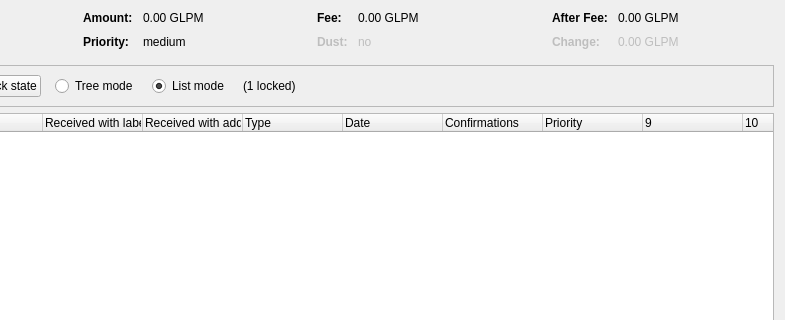
First picture: the form in src/qt/forms/coincontroldialog.ui, repository MCLXI/placeholder, before the edit; both pictures show x 169 to 954 and y 0 to 320 of the 954 by 500 pixel window.
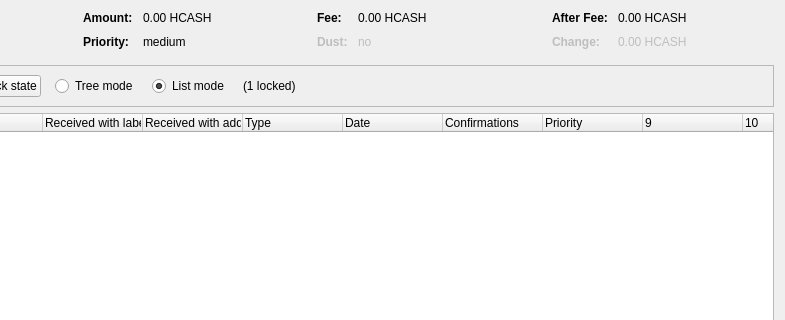
Second picture: the form after the edit. Custom widgets are drawn as their Qt base class.

The edit to the form file:
```diff
--- a/src/qt/forms/coincontroldialog.ui
+++ b/src/qt/forms/coincontroldialog.ui
@@ -132,7 +132,7 @@
           <enum>Qt::ActionsContextMenu</enum>
          </property>
          <property name="text">
-          <string notr="true">0.00 GLPM</string>
+          <string notr="true">0.00 HCASH</string>
          </property>
          <property name="textInteractionFlags">
           <set>Qt::LinksAccessibleByMouse|Qt::TextSelectableByKeyboard|Qt::TextSelectableByMouse</set>
@@ -206,7 +206,7 @@
           <enum>Qt::ActionsContextMenu</enum>
          </property>
          <property name="text">
-          <string notr="true">0.00 GLPM</string>
+          <string notr="true">0.00 HCASH</string>
          </property>
          <property name="textInteractionFlags">
           <set>Qt::LinksAccessibleByMouse|Qt::TextSelectableByKeyboard|Qt::TextSelectableByMouse</set>
@@ -286,7 +286,7 @@
           <enum>Qt::ActionsContextMenu</enum>
          </property>
          <property name="text">
-          <string notr="true">0.00 GLPM</string>
+          <string notr="true">0.00 HCASH</string>
          </property>
          <property name="textInteractionFlags">
           <set>Qt::LinksAccessibleByMouse|Qt::TextSelectableByKeyboard|Qt::TextSelectableByMouse</set>
@@ -321,7 +321,7 @@
           <enum>Qt::ActionsContextMenu</enum>
          </property>
          <property name="text">
-          <string notr="true">0.00 GLPM</string>
+          <string notr="true">0.00 HCASH</string>
          </property>
          <property name="textInteractionFlags">
           <set>Qt::LinksAccessibleByMouse|Qt::TextSelectableByKeyboard|Qt::TextSelectableByMouse</set>
```
